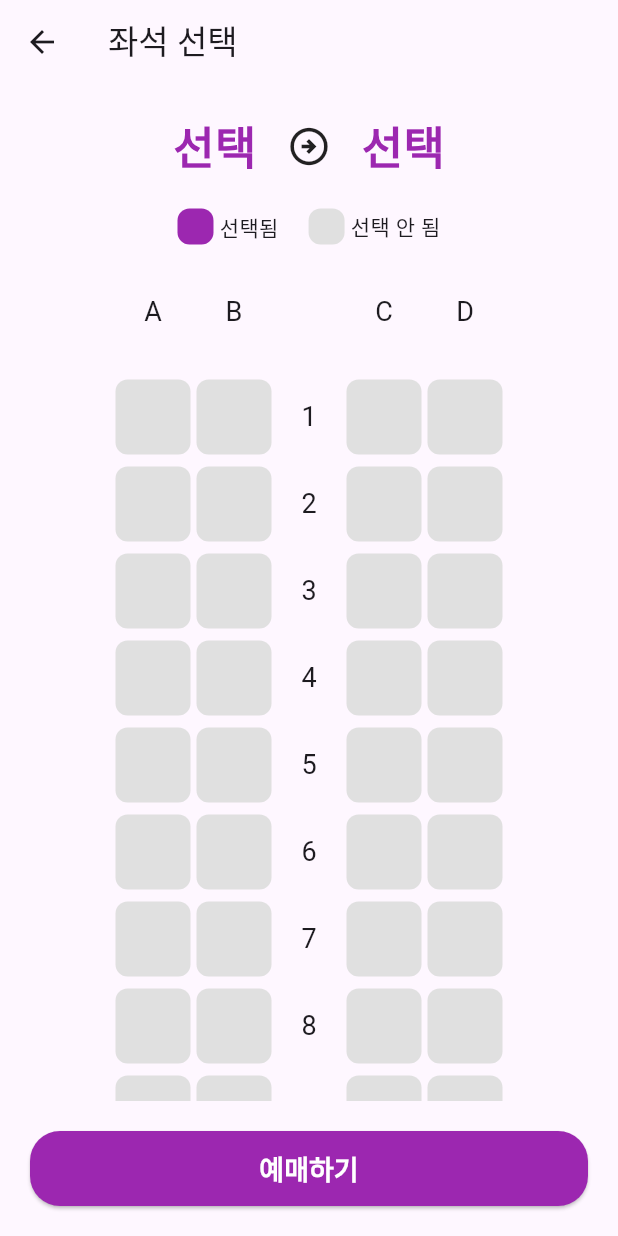
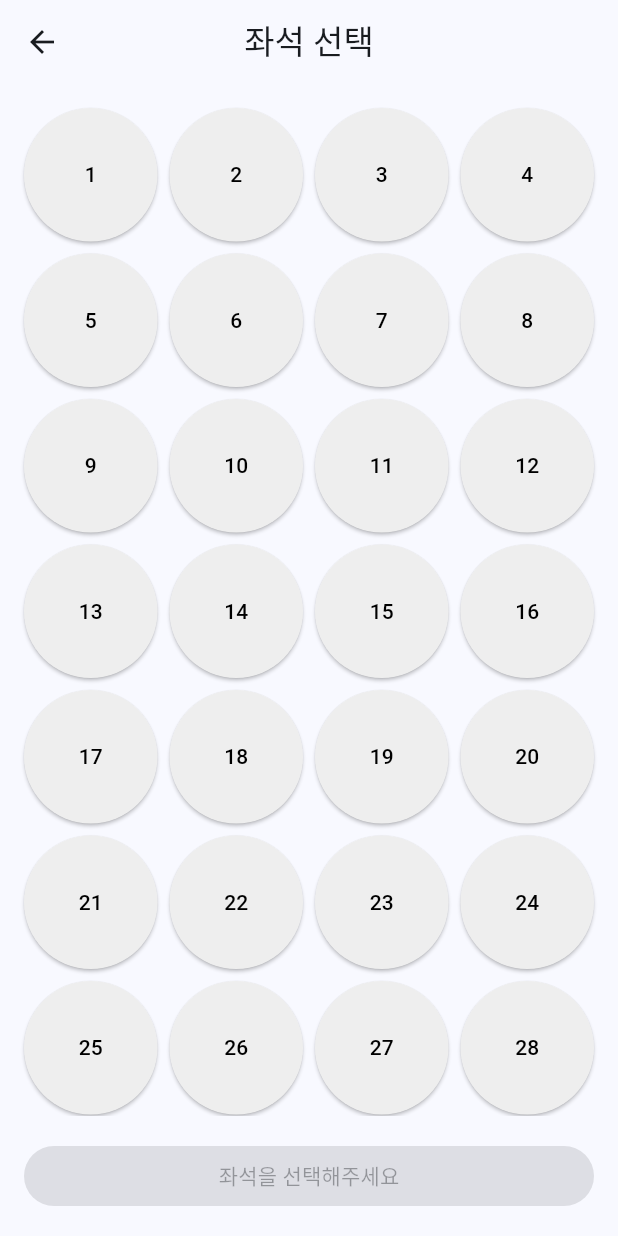
Before and after one commit to reality023/flutter_train_app, a Flutter app: the SeatPage screen opened by its route, on a phone screen of 412 x 824 dp. Run offline on Flutter 3.47's test engine with Material 3 defaults, Android fonts, the phone set to English and light mode, and no system bars; our stand-ins replace get.

Commit message:
refactor: ViewModel 구성

```diff
--- a/lib/main.dart
+++ b/lib/main.dart
@@ -1,33 +1,43 @@
 import 'package:flutter/material.dart';
+import 'views/home/home_binding.dart';
 import 'package:get/get.dart';
-import 'package:flutter_train_app/pages/home/home_page.dart';
-import 'package:flutter_train_app/pages/seat/seat_page.dart';
-import 'package:flutter_train_app/pages/station_list/station_list_page.dart';
+import 'views/home/home_page.dart';
+import 'views/seat/seat_binding.dart';
+import 'views/seat/seat_page.dart';
+import 'views/station_list/station_list_binding.dart';
+import 'views/station_list/station_list_page.dart';
 
 void main() {
-  runApp(const MainApp());
+  runApp(const MyApp());
 }
 
-class MainApp extends StatelessWidget {
-  const MainApp({super.key});
+class MyApp extends StatelessWidget {
+  const MyApp({super.key});
 
   @override
   Widget build(BuildContext context) {
     return GetMaterialApp(
-      title: '기차 앱',
+      title: '기차 예매',
+      theme: ThemeData(
+        colorScheme: ColorScheme.fromSeed(seedColor: Colors.blue),
+        useMaterial3: true,
+      ),
       initialRoute: '/',
       getPages: [
         GetPage(
           name: '/',
           page: () => const HomePage(),
+          binding: HomeBinding(),
+        ),
+        GetPage(
+          name: '/station',
+          page: () => const StationListPage(),
+          binding: StationListBinding(),
         ),
         GetPage(
           name: '/seat',
           page: () => const SeatPage(),
-        ),
-        GetPage(
-          name: '/station-list',
-          page: () => const StationListPage(),
+          binding: SeatBinding(),
         ),
       ],
     );
--- a/lib/pages/seat/seat_page.dart
+++ /dev/null
@@ -1,307 +0,0 @@
-import 'package:flutter/material.dart';
-import 'package:flutter/cupertino.dart';
-import 'package:flutter_train_app/pages/seat/models/seat.dart';
-import 'package:flutter_train_app/widgets/app_button.dart';
-import 'package:get/get.dart';
-
-class SeatPage extends StatefulWidget {
-  const SeatPage({super.key});
-
-  @override
-  State<SeatPage> createState() => _SeatPageState();
-}
-
-class _SeatPageState extends State<SeatPage> {
-  final Set<Seat> selectedSeats = {};
-  late final List<Seat> allSeats;
-  late final String departureStation;
-  late final String arrivalStation;
-
-  @override
-  void initState() {
-    super.initState();
-    allSeats = Seat.generateSeats();
-
-    final args = Get.arguments as Map<String, dynamic>?;
-    departureStation = args?['departure'] as String? ?? '선택';
-    arrivalStation = args?['arrival'] as String? ?? '선택';
-  }
-
-  void toggleSeat(Seat seat) {
-    setState(() {
-      if (selectedSeats.contains(seat)) {
-        selectedSeats.remove(seat);
-      } else {
-        selectedSeats.add(seat);
-      }
-    });
-  }
-
-  void showBookingConfirmDialog() {
-    if (selectedSeats.isEmpty) {
-      showDialog(
-        context: context,
-        builder: (context) => AlertDialog(
-          title: const Text('알림'),
-          content: const Text('좌석을 선택해주세요.'),
-          actions: [
-            TextButton(
-              child: const Text('확인'),
-              onPressed: () => Navigator.pop(context),
-            ),
-          ],
-        ),
-      );
-      return;
-    }
-
-    final formattedSeats = selectedSeats
-        .map((seat) => seat.row.toString() + seat.column)
-        .join(', ');
-
-    showCupertinoDialog(
-      context: context,
-      builder: (context) => CupertinoAlertDialog(
-        title: const Text('예매 하시겠습니까?'),
-        content: Text('좌석: $formattedSeats'),
-        actions: [
-          CupertinoDialogAction(
-            isDestructiveAction: true,
-            child: const Text('취소'),
-            onPressed: () => Navigator.pop(context),
-          ),
-          CupertinoDialogAction(
-            isDefaultAction: true,
-            child: const Text('확인'),
-            onPressed: () {
-              Navigator.pop(context);
-              Get.until((route) => route.isFirst);
-            },
-          ),
-        ],
-      ),
-    );
-  }
-
-  @override
-  Widget build(BuildContext context) {
-    return Scaffold(
-      appBar: AppBar(
-        title: const Text('좌석 선택'),
-        leading: IconButton(
-          icon: const Icon(Icons.arrow_back),
-          onPressed: () => Get.back(),
-        ),
-      ),
-      body: Column(
-        children: [
-          Padding(
-            padding: const EdgeInsets.all(20.0),
-            child: Column(
-              children: [
-                Row(
-                  mainAxisAlignment: MainAxisAlignment.center,
-                  children: [
-                    Text(
-                      departureStation,
-                      style: const TextStyle(
-                        fontSize: 30,
-                        fontWeight: FontWeight.bold,
-                        color: Colors.purple,
-                      ),
-                    ),
-                    const SizedBox(width: 20),
-                    const Icon(
-                      Icons.arrow_circle_right_outlined,
-                      size: 30,
-                    ),
-                    const SizedBox(width: 20),
-                    Text(
-                      arrivalStation,
-                      style: const TextStyle(
-                        fontSize: 30,
-                        fontWeight: FontWeight.bold,
-                        color: Colors.purple,
-                      ),
-                    ),
-                  ],
-                ),
-                const SizedBox(height: 20),
-                Row(
-                  mainAxisAlignment: MainAxisAlignment.center,
-                  children: [
-                    Row(
-                      children: [
-                        Container(
-                          width: 24,
-                          height: 24,
-                          decoration: BoxDecoration(
-                            color: Colors.purple,
-                            borderRadius: BorderRadius.circular(8),
-                          ),
-                        ),
-                        const SizedBox(width: 4),
-                        const Text('선택됨'),
-                      ],
-                    ),
-                    const SizedBox(width: 20),
-                    Row(
-                      children: [
-                        Container(
-                          width: 24,
-                          height: 24,
-                          decoration: BoxDecoration(
-                            color: Colors.grey[300],
-                            borderRadius: BorderRadius.circular(8),
-                          ),
-                        ),
-                        const SizedBox(width: 4),
-                        const Text('선택 안 됨'),
-                      ],
-                    ),
-                  ],
-                ),
-              ],
-            ),
-          ),
-          Expanded(
-            child: Column(
-              children: [
-                const Padding(
-                  padding: EdgeInsets.symmetric(horizontal: 20),
-                  child: Row(
-                    mainAxisAlignment: MainAxisAlignment.center,
-                    children: [
-                      Row(
-                        children: [
-                          SizedBox(
-                            width: 50,
-                            height: 50,
-                            child: Center(
-                              child: Text(
-                                'A',
-                                style: TextStyle(fontSize: 18),
-                              ),
-                            ),
-                          ),
-                          SizedBox(width: 4),
-                          SizedBox(
-                            width: 50,
-                            height: 50,
-                            child: Center(
-                              child: Text(
-                                'B',
-                                style: TextStyle(fontSize: 18),
-                              ),
-                            ),
-                          ),
-                        ],
-                      ),
-                      SizedBox(width: 50),
-                      Row(
-                        children: [
-                          SizedBox(
-                            width: 50,
-                            height: 50,
-                            child: Center(
-                              child: Text(
-                                'C',
-                                style: TextStyle(fontSize: 18),
-                              ),
-                            ),
-                          ),
-                          SizedBox(width: 4),
-                          SizedBox(
-                            width: 50,
-                            height: 50,
-                            child: Center(
-                              child: Text(
-                                'D',
-                                style: TextStyle(fontSize: 18),
-                              ),
-                            ),
-                          ),
-                        ],
-                      ),
-                    ],
-                  ),
-                ),
-                Expanded(
-                  child: ListView.builder(
-                    padding: const EdgeInsets.symmetric(vertical: 20),
-                    itemCount: 20,
-                    itemBuilder: (context, rowIndex) {
-                      final row = rowIndex + 1;
-                      return Padding(
-                        padding: const EdgeInsets.only(bottom: 8.0),
-                        child: Row(
-                          mainAxisAlignment: MainAxisAlignment.center,
-                          children: [
-                            Row(
-                              children: [
-                                _buildSeat(row, 'A'),
-                                const SizedBox(width: 4),
-                                _buildSeat(row, 'B'),
-                              ],
-                            ),
-                            SizedBox(
-                              width: 50,
-                              height: 50,
-                              child: Center(
-                                child: Text(
-                                  '$row',
-                                  style: const TextStyle(fontSize: 18),
-                                ),
-                              ),
-                            ),
-                            Row(
-                              children: [
-                                _buildSeat(row, 'C'),
-                                const SizedBox(width: 4),
-                                _buildSeat(row, 'D'),
-                              ],
-                            ),
-                          ],
-                        ),
-                      );
-                    },
-                  ),
-                ),
-              ],
-            ),
-          ),
-          Padding(
-            padding: const EdgeInsets.all(20.0),
-            child: SizedBox(
-              width: double.infinity,
-              height: 50,
-              child: AppButton(
-                text: '예매하기',
-                onPressed: showBookingConfirmDialog,
-              ),
-            ),
-          ),
-        ],
-      ),
-    );
-  }
-
-  Widget _buildSeat(int row, String column) {
-    final seat = allSeats.firstWhere(
-      (s) => s.row == row && s.column == column,
-    );
-    final isSelected = selectedSeats.contains(seat);
-
-    return GestureDetector(
-      onTap: () => toggleSeat(seat),
-      child: Container(
-        width: 50,
-        height: 50,
-        decoration: BoxDecoration(
-          color: isSelected ? Colors.purple : Colors.grey[300],
-          borderRadius: BorderRadius.circular(8),
-        ),
-      ),
-    );
-  }
-}
--- /dev/null
+++ b/lib/views/home/home_binding.dart
@@ -0,0 +1,9 @@
+import 'package:get/get.dart';
+import 'home_view_model.dart';
+
+class HomeBinding implements Bindings {
+  @override
+  void dependencies() {
+    Get.lazyPut(() => HomeViewModel());
+  }
+}
--- /dev/null
+++ b/lib/views/home/home_view_model.dart
@@ -0,0 +1,59 @@
+import 'package:flutter/material.dart';
+import 'package:get/get.dart';
+
+class HomeViewModel extends GetxController {
+  final departureStation = RxString('');
+  final arrivalStation = RxString('');
+  final selectedSeat = RxInt(-1);
+
+  Future<void> selectSeat() async {
+    if (departureStation.isEmpty || arrivalStation.isEmpty) {
+      Get.snackbar(
+        '알림',
+        '출발역과 도착역을 먼저 선택해주세요',
+        snackPosition: SnackPosition.BOTTOM,
+      );
+      return;
+    }
+
+    final result = await Get.toNamed('/seat');
+    if (result != null) {
+      selectedSeat.value = result as int;
+    }
+  }
+
+  bool get canReserve =>
+      departureStation.isNotEmpty &&
+      arrivalStation.isNotEmpty &&
+      selectedSeat.value != -1;
+
+  void reserve() {
+    if (!canReserve) return;
+
+    Get.dialog(
+      AlertDialog(
+        title: const Text('예약 확인'),
+        content: Text('${departureStation.value}에서 ${arrivalStation.value}까지\n'
+            '${selectedSeat.value}번 좌석으로 예약하시겠습니까?'),
+        actions: [
+          TextButton(
+            onPressed: () => Get.back(),
+            child: const Text('취소'),
+          ),
+          TextButton(
+            onPressed: () {
+              // TODO: 예약 처리 로직 구현
+              Get.back();
+              Get.snackbar(
+                '알림',
+                '예약이 완료되었습니다',
+                snackPosition: SnackPosition.BOTTOM,
+              );
+            },
+            child: const Text('확인'),
+          ),
+        ],
+      ),
+    );
+  }
+}
--- /dev/null
+++ b/lib/views/seat/seat_binding.dart
@@ -0,0 +1,9 @@
+import 'package:get/get.dart';
+import 'seat_view_model.dart';
+
+class SeatBinding implements Bindings {
+  @override
+  void dependencies() {
+    Get.lazyPut(() => SeatViewModel());
+  }
+}
--- /dev/null
+++ b/lib/views/seat/seat_page.dart
@@ -0,0 +1,64 @@
+import 'package:flutter/material.dart';
+import 'package:get/get.dart';
+import 'seat_view_model.dart';
+
+class SeatPage extends GetView<SeatViewModel> {
+  const SeatPage({super.key});
+
+  @override
+  Widget build(BuildContext context) {
+    return Scaffold(
+      appBar: AppBar(
+        title: const Text('좌석 선택'),
+        centerTitle: true,
+      ),
+      body: Column(
+        children: [
+          Expanded(
+            child: GridView.builder(
+              padding: const EdgeInsets.all(16),
+              gridDelegate: const SliverGridDelegateWithFixedCrossAxisCount(
+                crossAxisCount: 4,
+                mainAxisSpacing: 8,
+                crossAxisSpacing: 8,
+              ),
+              itemCount: 40,
+              itemBuilder: (context, index) {
+                final seatNumber = index + 1;
+                return Obx(() {
+                  final isSelected = controller.isSeatSelected(seatNumber);
+                  return ElevatedButton(
+                    style: ElevatedButton.styleFrom(
+                      backgroundColor:
+                          isSelected ? Colors.blue : Colors.grey[200],
+                      foregroundColor: isSelected ? Colors.white : Colors.black,
+                    ),
+                    onPressed: () => controller.selectSeat(seatNumber),
+                    child: Text('$seatNumber'),
+                  );
+                });
+              },
+            ),
+          ),
+          Padding(
+            padding: const EdgeInsets.all(16),
+            child: SizedBox(
+              width: double.infinity,
+              child: Obx(() {
+                final selectedSeat = controller.selectedSeat.value;
+                return ElevatedButton(
+                  onPressed: selectedSeat != -1
+                      ? controller.confirmSeatSelection
+                      : null,
+                  child: Text(
+                    selectedSeat != -1 ? '$selectedSeat번 좌석 선택' : '좌석을 선택해주세요',
+                  ),
+                );
+              }),
+            ),
+          ),
+        ],
+      ),
+    );
+  }
+}
--- /dev/null
+++ b/lib/views/seat/seat_view_model.dart
@@ -0,0 +1,19 @@
+import 'package:get/get.dart';
+
+class SeatViewModel extends GetxController {
+  final selectedSeat = RxInt(-1);
+
+  void selectSeat(int seatNumber) {
+    selectedSeat.value = seatNumber;
+  }
+
+  bool isSeatSelected(int seatNumber) {
+    return selectedSeat.value == seatNumber;
+  }
+
+  void confirmSeatSelection() {
+    if (selectedSeat.value != -1) {
+      Get.back(result: selectedSeat.value);
+    }
+  }
+}
--- /dev/null
+++ b/lib/views/station_list/station_list_binding.dart
@@ -0,0 +1,9 @@
+import 'package:get/get.dart';
+import 'station_list_view_model.dart';
+
+class StationListBinding implements Bindings {
+  @override
+  void dependencies() {
+    Get.lazyPut(() => StationListViewModel());
+  }
+}
--- /dev/null
+++ b/lib/views/station_list/station_list_view_model.dart
@@ -0,0 +1,19 @@
+import 'package:get/get.dart';
+import 'package:flutter_train_app/views/station_list/models/station.dart';
+
+class StationListViewModel extends GetxController {
+  final stations = Station.stations.obs;
+  final selectedStation = RxString('');
+
+  void selectStation(String station) {
+    selectedStation.value = station;
+    Get.back(result: station);
+  }
+
+  void searchStations(String query) {
+    final filteredStations = Station.stations
+        .where((station) => station.name.contains(query))
+        .toList();
+    selectedStation.value = filteredStations.first.name;
+  }
+}
```
Also changed, not shown: lib/pages/station_list/station_list_page.dart (deleted, +0 -41 lines), lib/views/home/home_page.dart (renamed from lib/pages/home/home_page.dart, +15 -5 lines), lib/views/station_list/station_list_page.dart (added, +49 -0 lines), lib/views/seat/models/seat.dart (renamed from lib/pages/seat/models/seat.dart), lib/views/station_list/models/station.dart (renamed from lib/pages/station_list/models/station.dart).
